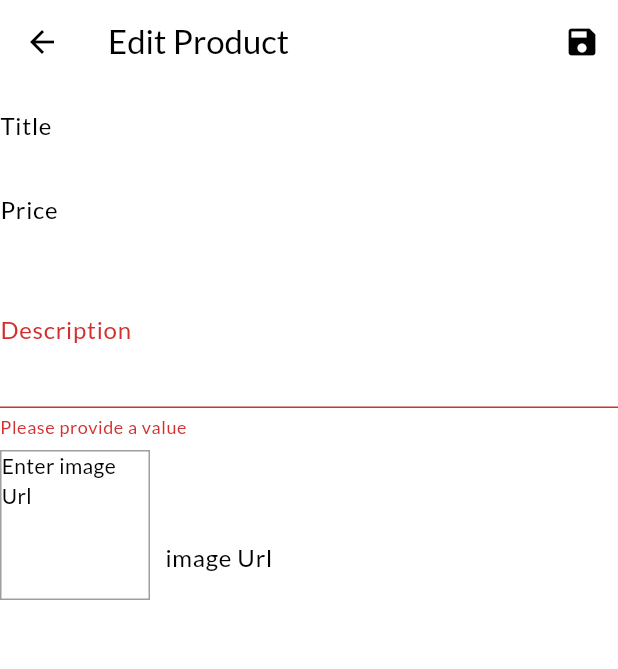
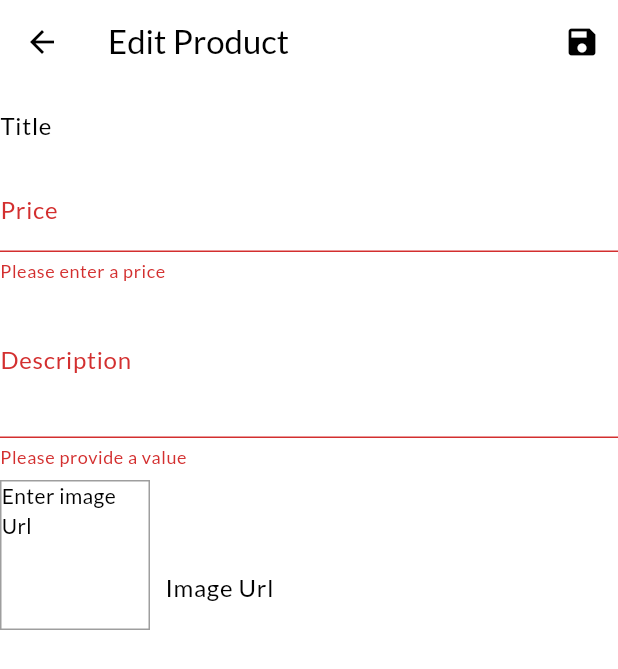
Before and after one commit to Suryansh160/ShopEase, a Flutter app: the EditProductScreen screen opened by its route, after a tap on the "save" icon, on a phone screen of 412 x 824 dp. Shown: the top 669 px of the screen. Run offline on Flutter 3.47's test engine with Material 3 defaults, Android fonts, the phone set to English and light mode, and no system bars; network calls fail.

Commit message:
The app !!

```diff
--- a/lib/screens/edit_product_screen.dart
+++ b/lib/screens/edit_product_screen.dart
@@ -18,7 +18,16 @@ class _EditProductScreenState extends State<EditProductScreen> {
   final _imageUrlFocusNode = FocusNode();
   final _form = GlobalKey<FormState>();
   var _editedProduct =
-      Product(id: '', title: '', description: '', price: 0, imageUrl: '  ');
+      Product(id: '', title: '', description: '', price: 0, imageUrl: '');
+
+  var _isinit = true;
+
+  var _initValues = {
+    'title': '',
+    'description': '',
+    'price': '',
+    'imageUrl': '',
+  };
 
   @override
   void initState() {
@@ -32,13 +41,37 @@ class _EditProductScreenState extends State<EditProductScreen> {
     }
   }
 
+  @override
+  void didChangeDependencies() {
+    if (_isinit) {
+      final productId = ModalRoute.of(context)?.settings.arguments;
+      if (productId != null && productId is String) {
+        _editedProduct =
+            Provider.of<Products>(context, listen: false).findById(productId);
+        _initValues = {
+          'title': _editedProduct.title,
+          'description': _editedProduct.description,
+          'price': _editedProduct.price.toString(),
+        };
+        _imageUrlController.text = _editedProduct.imageUrl;
+      }
+    }
+    _isinit = false;
+    super.didChangeDependencies();
+  }
+
   void _saveForm() {
     final isValid = _form.currentState?.validate() ?? false;
     if (!isValid) {
       return;
     }
     _form.currentState?.save();
+    if (_editedProduct.id.isNotEmpty) {
+      Provider.of<Products>(context, listen: false)
+          .updateProduct(_editedProduct.id, _editedProduct);
+    } else {
       Provider.of<Products>(context, listen: false).addProduct(_editedProduct);
+    }
     Navigator.of(context).pop();
   }
 
@@ -55,9 +88,7 @@ class _EditProductScreenState extends State<EditProductScreen> {
   Widget build(BuildContext context) {
     return Scaffold(
       appBar: AppBar(
-        title: Text(
-          'Edit Product',
-        ),
+        title: Text('Edit Product'),
         actions: <Widget>[
           IconButton(onPressed: _saveForm, icon: Icon(Icons.save))
         ],
@@ -67,6 +98,7 @@ class _EditProductScreenState extends State<EditProductScreen> {
         child: ListView(
           children: <Widget>[
             TextFormField(
+              initialValue: _initValues['title'],
               decoration: InputDecoration(labelText: 'Title'),
               textInputAction: TextInputAction.next,
               onFieldSubmitted: (_) =>
@@ -74,29 +106,47 @@ class _EditProductScreenState extends State<EditProductScreen> {
               onSaved: (value) {
                 _editedProduct = Product(
                   id: _editedProduct.id,
+                  isFav: _editedProduct.isFav,
                   title: value!,
                   description: _editedProduct.description,
                   price: _editedProduct.price,
-                      imageUrl: _editedProduct.imageUrl);
+                  imageUrl: _editedProduct.imageUrl,
+                );
               },
             ),
             TextFormField(
+              initialValue: _initValues['price'],
               decoration: InputDecoration(labelText: 'Price'),
               textInputAction: TextInputAction.next,
               keyboardType: TextInputType.number,
               focusNode: _priceFocusNode,
+              validator: (value) {
+                if (value!.isEmpty) {
+                  return 'Please enter a price';
+                }
+                if (double.tryParse(value) == null) {
+                  return 'Please enter a valid number';
+                }
+                if (double.parse(value) <= 0) {
+                  return 'Please enter a price greater than zero';
+                }
+                return null;
+              },
               onFieldSubmitted: (_) =>
                   FocusScope.of(context).requestFocus(_descriptionFocusNode),
               onSaved: (value) {
                 _editedProduct = Product(
                   id: _editedProduct.id,
+                  isFav: _editedProduct.isFav,
                   title: _editedProduct.title,
                   description: _editedProduct.description,
-                      price: value as double,
-                      imageUrl: _editedProduct.imageUrl);
+                  price: double.parse(value!),
+                  imageUrl: _editedProduct.imageUrl,
+                );
               },
             ),
             TextFormField(
+              initialValue: _initValues['description'],
               decoration: InputDecoration(labelText: 'Description'),
               textInputAction: TextInputAction.next,
               maxLines: 3,
@@ -104,18 +154,19 @@ class _EditProductScreenState extends State<EditProductScreen> {
               validator: (value) {
                 if (value!.isEmpty) {
                   return 'Please provide a value';
-                  } else {
+                }
                 return null;
-                  }
               },
               focusNode: _descriptionFocusNode,
               onSaved: (value) {
                 _editedProduct = Product(
                   id: _editedProduct.id,
+                  isFav: _editedProduct.isFav,
                   title: _editedProduct.title,
                   description: value!,
                   price: _editedProduct.price,
-                      imageUrl: _editedProduct.imageUrl);
+                  imageUrl: _editedProduct.imageUrl,
+                );
               },
             ),
             Row(
@@ -136,11 +187,12 @@ class _EditProductScreenState extends State<EditProductScreen> {
                       : FittedBox(
                           child: Image.network(_imageUrlController.text),
                           fit: BoxFit.cover,
-                            )),
+                        ),
+                ),
                 Expanded(
                   child: TextFormField(
                     decoration: InputDecoration(
-                        labelText: 'image Url',
+                      labelText: 'Image Url',
                     ),
                     keyboardType: TextInputType.url,
                     textInputAction: TextInputAction.done,
@@ -150,17 +202,20 @@ class _EditProductScreenState extends State<EditProductScreen> {
                     onSaved: (value) {
                       _editedProduct = Product(
                         id: _editedProduct.id,
+                        isFav: _editedProduct.isFav,
                         title: _editedProduct.title,
                         description: _editedProduct.description,
                         price: _editedProduct.price,
-                            imageUrl: value!);
+                        imageUrl: value!,
+                      );
                     },
                   ),
                 )
               ],
             )
           ],
-          )),
+        ),
+      ),
     );
   }
 }
--- a/lib/screens/user_products_screen.dart
+++ b/lib/screens/user_products_screen.dart
@@ -30,8 +30,8 @@ class UserProductsScreen extends StatelessWidget {
         child: ListView.builder(
           itemBuilder: (_, i) => Column(
             children: [
-              UserProductItem(
-                  productsData.items[i].title, productsData.items[i].imageUrl),
+              UserProductItem(productsData.items[i].title,
+                  productsData.items[i].imageUrl, productsData.items[i].id),
               Divider(),
             ],
           ),
```
Also changed, not shown: lib/providers/products.dart (+15 -0 lines), lib/widgets/user_product_item.dart (+13 -3 lines). Lines whose indentation alone changed are shown as unchanged.
